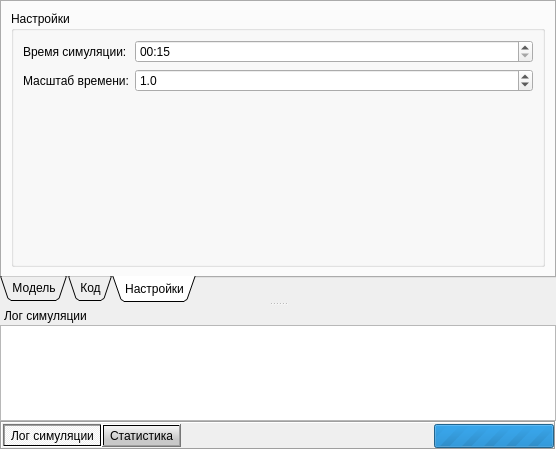
The window that interface/document.ui (alekseyl1992/qmb) describes before a commit, drawn with Qt 5.
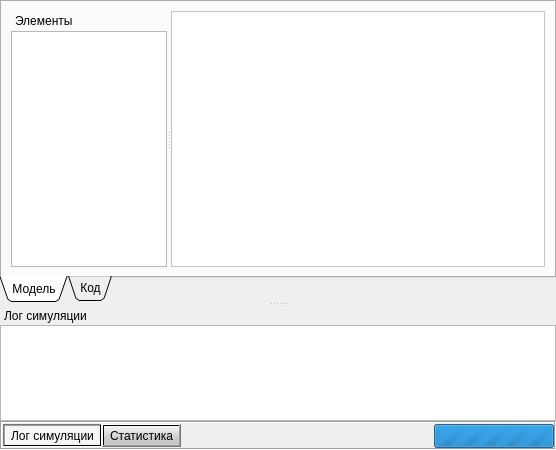
The same window after the commit. The open tabs and pages were chosen to show the change.

Commit message: Настройки симуляции вынесены в отдельный диалог Добавлено кэширование списка последних открытых моделей

Patch:
```diff
--- a/interface/document.ui
+++ b/interface/document.ui
@@ -47,6 +47,9 @@
       <property name="currentIndex">
        <number>0</number>
       </property>
+      <property name="documentMode">
+       <bool>false</bool>
+      </property>
       <widget class="QWidget" name="modelTab">
        <attribute name="title">
         <string>Модель</string>
@@ -284,72 +287,6 @@
         </item>
        </layout>
       </widget>
-      <widget class="QWidget" name="optionsTab">
-       <attribute name="title">
-        <string>Настройки</string>
-       </attribute>
-       <layout class="QGridLayout" name="gridLayout_4">
-        <item row="0" column="0">
-         <widget class="QGroupBox" name="optionsGroup">
-          <property name="sizePolicy">
-           <sizepolicy hsizetype="Expanding" vsizetype="Expanding">
-            <horstretch>0</horstretch>
-            <verstretch>0</verstretch>
-           </sizepolicy>
-          </property>
-          <property name="title">
-           <string>Настройки</string>
-          </property>
-          <layout class="QFormLayout" name="formLayout">
-           <item row="0" column="0">
-            <widget class="QLabel" name="label">
-             <property name="text">
-              <string>Время симуляции:</string>
-             </property>
-            </widget>
-           </item>
-           <item row="1" column="0">
-            <widget class="QLabel" name="label_2">
-             <property name="text">
-              <string>Масштаб времени:</string>
-             </property>
-            </widget>
-           </item>
-           <item row="0" column="1">
-            <widget class="QTimeEdit" name="simTime">
-             <property name="time">
-              <time>
-               <hour>0</hour>
-               <minute>0</minute>
-               <second>15</second>
-              </time>
-             </property>
-             <property name="currentSection">
-              <enum>QDateTimeEdit::MinuteSection</enum>
-             </property>
-             <property name="displayFormat">
-              <string>mm:ss</string>
-             </property>
-            </widget>
-           </item>
-           <item row="1" column="1">
-            <widget class="QDoubleSpinBox" name="timeScale">
-             <property name="decimals">
-              <number>1</number>
-             </property>
-             <property name="singleStep">
-              <double>0.100000000000000</double>
-             </property>
-             <property name="value">
-              <double>1.000000000000000</double>
-             </property>
-            </widget>
-           </item>
-          </layout>
-         </widget>
-        </item>
-       </layout>
-      </widget>
      </widget>
      <widget class="QDockWidget" name="logDock">
       <property name="sizePolicy">
```
The commit also changes 11 other files.
